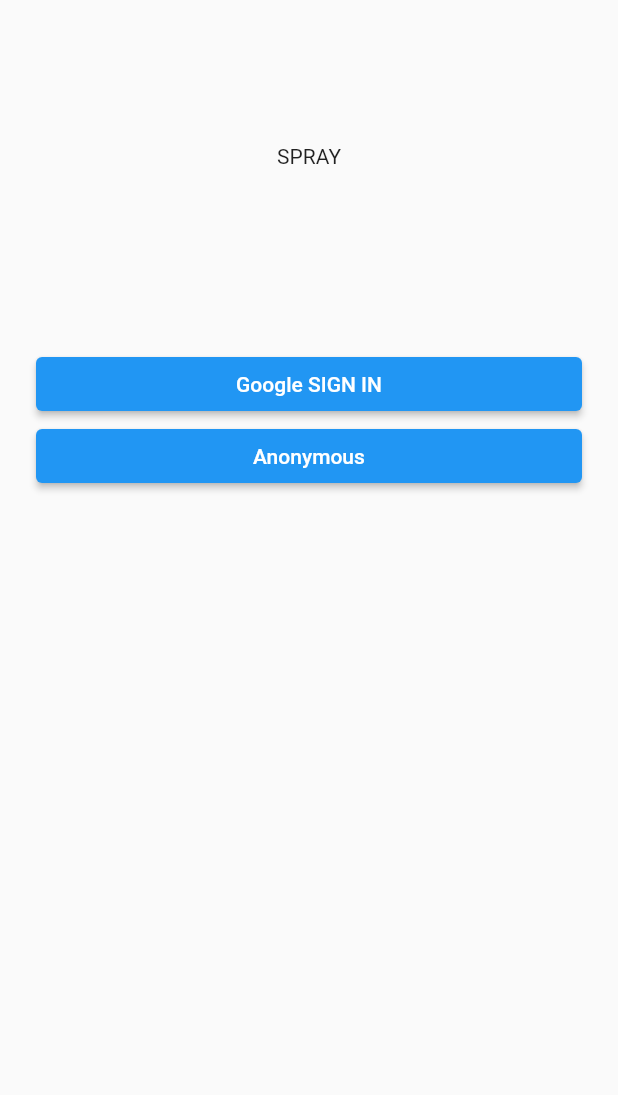
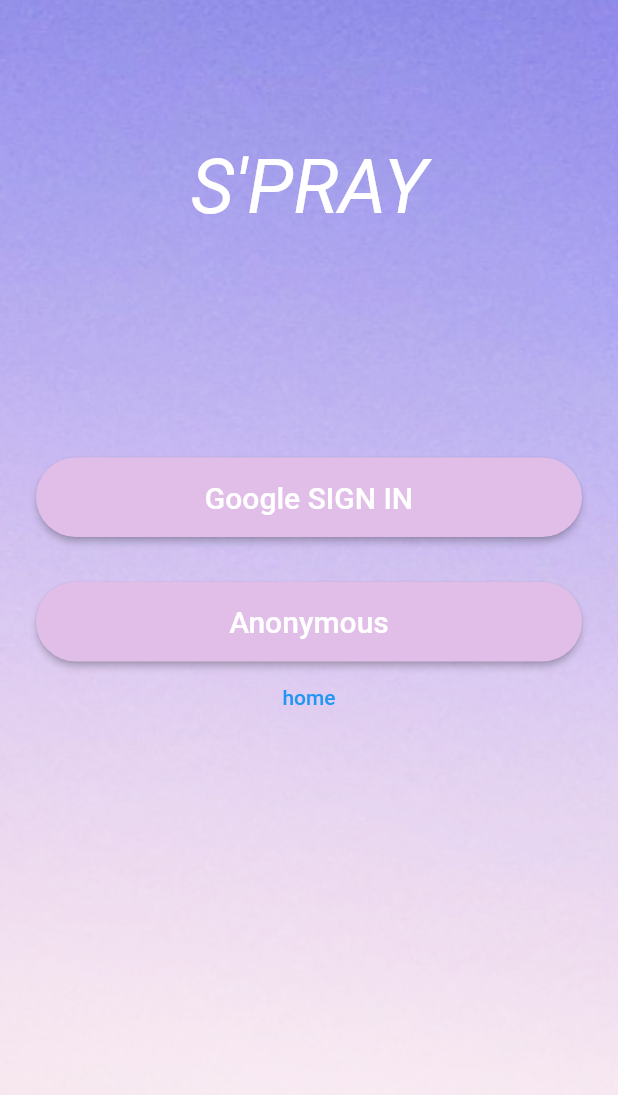
Before and after one commit to MoonSangJun/S-pray, a Flutter app: the screen it shows after launch, on a phone screen of 412 x 824 dp. Shown: the top 1095 px of the screen. Run offline on Flutter 3.47's test engine with Material 2 defaults, Android fonts, the phone set to English and light mode, and no system bars; our stand-ins replace cloud_firestore, firebase_auth, firebase_core, firebase_storage, google_maps_flutter, google_sign_in and 4 more; missing offline and left inert: bottom_bar, d_chart, firebase_ui_auth, flutter_advanced_calendar; accounts and stored records are empty.

Commit message:
login design

```diff
--- a/lib/home.dart
+++ b/lib/home.dart
@@ -5,13 +5,9 @@ import 'package:firebase_auth/firebase_auth.dart';
 import 'package:flutter/material.dart';
 import 'package:bottom_bar/bottom_bar.dart';
 import 'package:spray/calendar.dart';
-import 'package:spray/login.dart';
 import 'package:spray/map.dart';
 import 'package:spray/timer.dart';
-
-import 'board.dart';
 import 'groupview.dart';
-import 'model/group.dart';
 
 class HomePage extends StatefulWidget {
   const HomePage({Key? key}) : super(key: key);
--- a/lib/login.dart
+++ b/lib/login.dart
@@ -37,7 +37,6 @@ class LoginPage extends StatelessWidget {
       'email': 'Anonymous',
       'uid': data.user!.uid,
       'image': 'https://img.freepik.com/premium-vector/cute-jesus-with-finger-heart-shape_123847-889.jpg',
-      'status_message' : 'I promise to take the test honestly before GOD.',
       'praynumber':"0",
       'liked' : [],
     }, SetOptions(merge : true));
@@ -50,26 +49,55 @@ class LoginPage extends StatelessWidget {
 
 
     return Scaffold(
-      body: SafeArea(
+        body: Container(
+          constraints: BoxConstraints.expand(),
+          decoration: BoxDecoration(
+            image: DecorationImage(
+              image: AssetImage("assets/spray.png"),
+              fit: BoxFit.cover,
+            ),
+          ),
+          child: SafeArea(
             child: ListView(
               padding: const EdgeInsets.symmetric(horizontal: 24.0),
               children: <Widget>[
                 const SizedBox(height: 80.0),
                 Column(
-              children: <Widget>[
+                  children:
+                  <Widget>[
                     const SizedBox(height: 16.0),
-                const Text('SPRAY'),
+                    const Text('S\'PRAY',
+                        style: TextStyle(
+                          color: Colors.white,
+                          fontSize: 50,
+                          fontStyle: FontStyle.italic,
+                        )),
                   ],
                 ),
-            const SizedBox(height: 120.0),
+                const SizedBox(height: 150.0),
                 ElevatedButton(
                   onPressed: () {
                     signInWithGoogle().then((value) =>
                         Navigator.pushNamed(context,'/')
                     );
                   },
-              child: const Text('Google SIGN IN'),
+                  style: ButtonStyle(
+                    backgroundColor: MaterialStateProperty.all(Colors.purple.shade100),
+                    overlayColor: MaterialStateProperty.all(Colors.purple),
+                    padding: MaterialStateProperty.all(const EdgeInsets.all(15)),
+                    shape: MaterialStateProperty.all(
+                      RoundedRectangleBorder(
+                        borderRadius: BorderRadius.circular(30),
                       ),
+                    ),
+                  ),
+                  child: const Text('Google SIGN IN',
+                      style: TextStyle(
+                        fontSize: 20,
+                      )
+                  ),
+                ),
+                const SizedBox(height: 30.0),
                 ElevatedButton(
                   onPressed: () {
                     signInWithAnonymously().then((value) =>
@@ -77,11 +105,31 @@ class LoginPage extends StatelessWidget {
 
                     );
                   },
-              child: const Text('Anonymous'),
+                  child: const Text('Anonymous',
+                      style: TextStyle(
+                        fontSize: 20,
+                      )),
+                  style: ButtonStyle(
+                    backgroundColor: MaterialStateProperty.all(Colors.purple.shade100),
+                    overlayColor: MaterialStateProperty.all(Colors.purple),
+                    padding: MaterialStateProperty.all(const EdgeInsets.all(15)),
+                    shape: MaterialStateProperty.all(
+                      RoundedRectangleBorder(
+                        borderRadius: BorderRadius.circular(30),
                       ),
+                    ),
+                  ),
+                ),
+                TextButton(
+                  onPressed: (){
+                    Navigator.pushNamed(context, '/');
+                  },
+                  child: Text('home'),
+                )
               ],
             ),
           ),
+        )
     );
   }
 }
--- a/lib/map.dart
+++ b/lib/map.dart
@@ -3,11 +3,9 @@ import 'package:flutter/material.dart';
 import 'package:google_maps_flutter/google_maps_flutter.dart';
 import 'package:permission_handler/permission_handler.dart';
 import 'package:spray/timer.dart';
-import 'board.dart';
 import 'groupview.dart';
 import 'home.dart';
 import 'login.dart';
-import 'src/locations.dart' as locations;
 
 class MapPage extends StatefulWidget {
   const MapPage({Key? key}) : super(key: key);
--- a/pubspec.yaml
+++ b/pubspec.yaml
@@ -81,6 +81,7 @@ flutter:
   # To add assets to your application, add an assets section, like this:
   assets:
     - assets/locations.json
+    - assets/spray.png
   #   - images/a_dot_burr.jpeg
   #   - images/a_dot_ham.jpeg
 
```
Also changed, not shown: assets/spray.png (added). Lines whose indentation alone changed are shown as unchanged.
